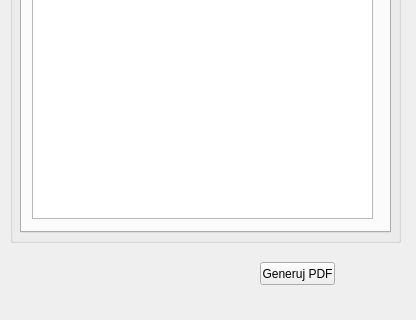
Qt form MPZPInfo_dialog_base.ui (tomplamka/MPZP) before a commit; both pictures show x 0 to 416 and y 288 to 608 of the 416 by 608 pixel window.
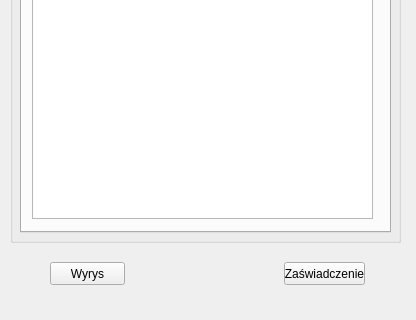
The same form after that commit. Icons and pictures are not drawn.

Commit message:
Druk zaświadczenia dodany
Druk zaświadczenia dodany

What changed in the file:
```diff
--- a/MPZPInfo_dialog_base.ui
+++ b/MPZPInfo_dialog_base.ui
@@ -212,14 +212,27 @@
   <widget class="QPushButton" name="btnGenerujPDF">
    <property name="geometry">
     <rect>
-     <x>260</x>
+     <x>50</x>
      <y>550</y>
      <width>75</width>
      <height>23</height>
     </rect>
    </property>
    <property name="text">
-    <string>Generuj PDF</string>
+    <string>Wyrys</string>
+   </property>
+  </widget>
+  <widget class="QPushButton" name="btnZaswiadczeniePDF">
+   <property name="geometry">
+    <rect>
+     <x>284</x>
+     <y>550</y>
+     <width>81</width>
+     <height>23</height>
+    </rect>
+   </property>
+   <property name="text">
+    <string>Zaświadczenie</string>
    </property>
   </widget>
  </widget>
```
The commit also changes 2 other files.
